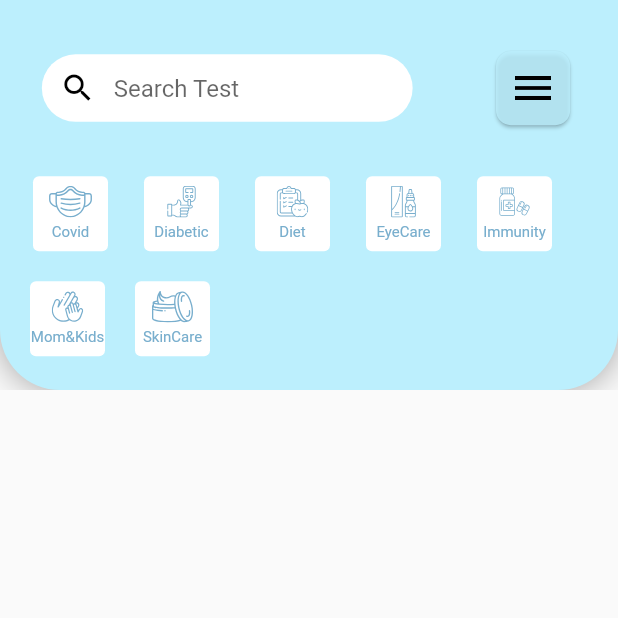
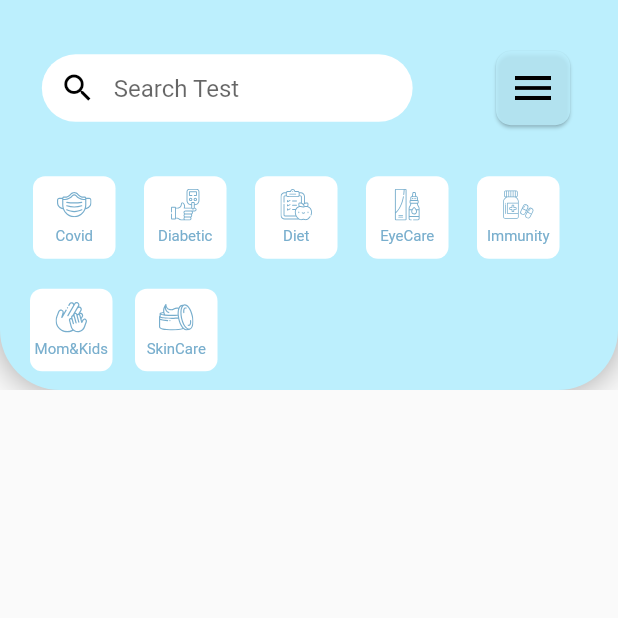
Before and after one commit to lincolnkushwah009/true_medix, a Flutter app: the HomeView screen opened by its route, on a phone screen of 412 x 824 dp, the top half of it. Run offline on Flutter 3.47's test engine with Material 2 defaults, Android fonts, the light colour scheme and no system bars; drawn by our look-alikes of carousel_slider; our stand-ins replace bottom_navy_bar, elegant_notification, flutter_svg, get, get_storage, google_fonts and 3 more; accounts and stored records are empty; network calls fail; statements that could not run were skipped.

Commit message:
Icon change

```diff
--- a/lib/app/global/hometestwidget.dart
+++ b/lib/app/global/hometestwidget.dart
@@ -19,11 +19,11 @@ class HomeTestWidget extends StatelessWidget {
   @override
   Widget build(BuildContext context) {
     return Container(
-      width: 50,
-      height: 50,
+      width: 55,
+      height: 55,
       decoration: BoxDecoration(
         color: Colors.white,
-        borderRadius: BorderRadius.circular(4),
+        borderRadius: BorderRadius.circular(8),
       ),
       child: Column(
         mainAxisAlignment: MainAxisAlignment.center,
@@ -31,11 +31,11 @@ class HomeTestWidget extends StatelessWidget {
           SvgPicture.asset(
             icon,
             color: kIconColor,
-            width: 29,
+            width: 23,
             height: 21,
           ),
           const SizedBox(
-            height: 4,
+            height: 5,
           ),
           Text(
             title,
--- a/lib/app/global/productwidget.dart
+++ b/lib/app/global/productwidget.dart
@@ -20,7 +20,8 @@ class ProductWidget extends StatelessWidget {
   @override
   Widget build(BuildContext context) {
     return Container(
-      width: 140,
+      width: 150,
+
       decoration: BoxDecoration(
         borderRadius: BorderRadius.circular(20),
         color: const Color(0XFFedfbff),
@@ -34,7 +35,7 @@ class ProductWidget extends StatelessWidget {
               ),
               const Spacer(),
               Container(
-                height: 107,
+                height: 105,
                 width: 102,
                 decoration: BoxDecoration(
                   borderRadius: const BorderRadius.only(
--- a/lib/app/modules/home/views/home_view.dart
+++ b/lib/app/modules/home/views/home_view.dart
@@ -181,35 +181,35 @@ class HomeView extends GetView<HomeController> {
                                     title: "Covid",
                                   ),
                                   const SizedBox(
-                                    width: 20,
+                                    width: 15,
                                   ),
                                   HomeTestWidget(
                                     icon: "assets/Images/Diabetic.svg",
                                     title: "Diabetic",
                                   ),
                                   const SizedBox(
-                                    width: 20,
+                                    width: 15,
                                   ),
                                   HomeTestWidget(
                                     icon: "assets/Images/Diet.svg",
                                     title: "Diet",
                                   ),
                                   const SizedBox(
-                                    width: 20,
+                                    width: 15,
                                   ),
                                   HomeTestWidget(
                                     icon: "assets/Images/EyeCare.svg",
                                     title: "EyeCare",
                                   ),
                                   const SizedBox(
-                                    width: 20,
+                                    width: 15,
                                   ),
                                   HomeTestWidget(
                                     icon: "assets/Images/Immunity.svg",
                                     title: "Immunity",
                                   ),
                                   const SizedBox(
-                                    width: 20,
+                                    width: 15,
                                   ),
                                 ],
                               ),
@@ -223,7 +223,7 @@ class HomeView extends GetView<HomeController> {
                                     title: "Mom&Kids",
                                   ),
                                   const SizedBox(
-                                    width: 20,
+                                    width: 15,
                                   ),
                                   HomeTestWidget(
                                       icon: "assets/Images/SkinCare.svg",
@@ -294,7 +294,7 @@ class HomeView extends GetView<HomeController> {
                 Padding(
                   padding: const EdgeInsets.only(left: 10.0, right: 10.0),
                   child: SizedBox(
-                    height: 1600,
+                    height: MediaQuery.of(context).size.height,
                     child: FutureBuilder(
                       future: controller.apiServices.getProducts(),
                       builder: ((context, snapshot) {
--- a/lib/app/modules/otpscreen/views/otpscreen_view.dart
+++ b/lib/app/modules/otpscreen/views/otpscreen_view.dart
@@ -1,15 +1,11 @@
 // ignore_for_file: must_be_immutable
-
 import 'dart:developer';
-
 import 'package:elegant_notification/elegant_notification.dart';
 import 'package:flutter/foundation.dart';
 import 'package:flutter/material.dart';
-
 import 'package:get/get.dart';
 import 'package:loader_overlay/loader_overlay.dart';
 import 'package:pin_code_fields/pin_code_fields.dart';
-
 import '../../../routes/app_pages.dart';
 import '../../../utilities/appcolors.dart';
 import '../../../utilities/appstyles.dart';
@@ -108,8 +104,8 @@ class OtpscreenView extends GetView<OtpscreenController> {
                                 errorBorderColor: Colors.red,
                                 shape: PinCodeFieldShape.box,
                                 borderRadius: BorderRadius.circular(10),
-                                fieldHeight: 50,
-                                fieldWidth: 40,
+                                fieldHeight: 60,
+                                fieldWidth: 60,
                                 activeFillColor: Colors.white,
                               ),
                               animationDuration:
--- a/lib/app/routes/app_pages.dart
+++ b/lib/app/routes/app_pages.dart
@@ -30,7 +30,7 @@ part 'app_routes.dart';
 class AppPages {
   AppPages._();
 
-  static const INITIAL = Routes.HOME;
+  static const INITIAL = Routes.LOGIN;
 
   static final routes = [
     GetPage(
```
Also changed, not shown: pubspec.yaml (+19 -0 lines), assets/LOGO.png (added), assets/fullLogo.png (added), pubspec.lock, 41 other files.
